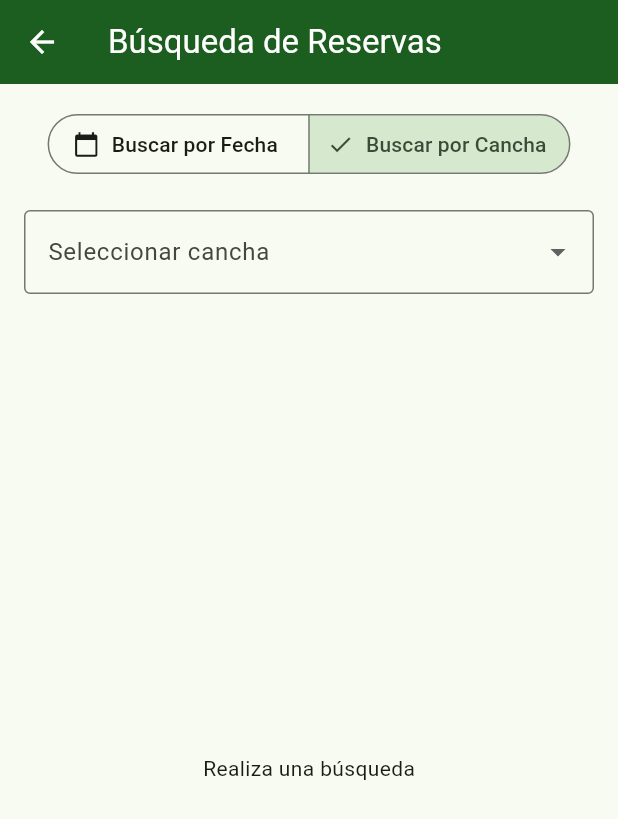
After one commit to jonhwick82/fierrofierro, a Flutter app: the PantallaBusqueda screen opened directly, after a tap on "Buscar por Cancha", on a phone screen of 412 x 824 dp. The commit adds this screen. Shown: the top 819 px of the screen. Run offline on Flutter 3.47's test engine with Material 3 defaults, Android fonts, the phone set to English and light mode, and no system bars; our stand-ins replace cloud_firestore, firebase_auth, firebase_core, google_sign_in; accounts and stored records are empty.

Commit message:
pantalla de busqueda

```diff
--- a/explicacion del desarrollo.txt
+++ b/explicacion del desarrollo.txt
@@ -14,6 +14,9 @@ Verifica disponibilidad en tiempo real
 Muestra historial de reservas personales
 Permite cancelar reservas existentes
 Características Técnicas
+
+tambien posee una pantalla de búsqueda que permite filtrar
+las reservar por dia y tambien por tipo de cancha
 
 Interfaz responsive
 Persistencia de datos con Firebase
@@ -32,7 +35,7 @@ Funcionalidades
 - Notificaciones push para recordatorios
 - Calificación de canchas
 
-- Filtros avanzados de búsqueda
+
 - Perfil de usuario personalizable
 
 
--- /dev/null
+++ b/lib/proyect/pantalla_busqueda.dart
@@ -0,0 +1,202 @@
+import 'package:flutter/material.dart';
+import 'package:cloud_firestore/cloud_firestore.dart';
+import 'package:intl/intl.dart';
+
+class PantallaBusqueda extends StatefulWidget {
+  const PantallaBusqueda({super.key});
+
+  @override
+  State<PantallaBusqueda> createState() => _PantallaBusquedaState();
+}
+
+class _PantallaBusquedaState extends State<PantallaBusqueda> {
+  DateTime? fechaSeleccionada;
+  String? canchaSeleccionada;
+  List<QueryDocumentSnapshot>? resultados;
+  bool isBuscandoPorFecha = true; // Para alternar entre búsqueda por fecha o cancha
+
+  final List<String> canchas = [
+    'Cancha 1 - Fútbol 5',
+    'Cancha 2 - Fútbol 8',
+    'Cancha 3 - Fútbol 11',
+  ];
+
+  Future<void> buscarPorFecha() async {
+    if (fechaSeleccionada == null) return;
+
+    try {
+      final fechaInicio = DateTime(
+        fechaSeleccionada!.year,
+        fechaSeleccionada!.month,
+        fechaSeleccionada!.day,
+      );
+
+      final fechaFin = fechaInicio.add(const Duration(days: 1));
+
+      final QuerySnapshot resultado = await FirebaseFirestore.instance
+          .collection('reservas')
+          .where('fecha', isGreaterThanOrEqualTo: Timestamp.fromDate(fechaInicio))
+          .where('fecha', isLessThan: Timestamp.fromDate(fechaFin))
+          .orderBy('fecha')
+          .orderBy('hora')
+          .get();
+
+      setState(() {
+        resultados = resultado.docs;
+      });
+    } catch (e) {
+      mostrarError('Error al buscar reservas: $e');
+    }
+  }
+
+  Future<void> buscarPorCancha() async {
+    if (canchaSeleccionada == null) return;
+
+    try {
+      // Consulta simplificada para reducir la necesidad de índices complejos
+      final QuerySnapshot resultado = await FirebaseFirestore.instance
+          .collection('reservas')
+          .where('cancha', isEqualTo: canchaSeleccionada)
+          .orderBy('fecha')
+          .get();
+
+      setState(() {
+        resultados = resultado.docs;
+      });
+    } catch (e) {
+      mostrarError('Error al buscar reservas: $e');
+    }
+  }
+
+  void mostrarError(String mensaje) {
+    ScaffoldMessenger.of(context).showSnackBar(
+      SnackBar(
+        content: Text(mensaje),
+        backgroundColor: Colors.red,
+      ),
+    );
+  }
+
+  @override
+  Widget build(BuildContext context) {
+    return Scaffold(
+      appBar: AppBar(
+        title: const Text('Búsqueda de Reservas'),
+      ),
+      body: Padding(
+        padding: const EdgeInsets.all(16.0),
+        child: Column(
+          children: [
+            // Toggle para cambiar entre búsqueda por fecha o cancha
+            SegmentedButton<bool>(
+              segments: const [
+                ButtonSegment(
+                  value: true,
+                  label: Text('Buscar por Fecha'),
+                  icon: Icon(Icons.calendar_today),
+                ),
+                ButtonSegment(
+                  value: false,
+                  label: Text('Buscar por Cancha'),
+                  icon: Icon(Icons.sports_soccer),
+                ),
+              ],
+              selected: {isBuscandoPorFecha},
+              onSelectionChanged: (Set<bool> newSelection) {
+                setState(() {
+                  isBuscandoPorFecha = newSelection.first;
+                  resultados = null; // Limpiar resultados anteriores
+                });
+              },
+            ),
+            const SizedBox(height: 20),
+
+            // Controles de búsqueda
+            if (isBuscandoPorFecha) ...[
+              ElevatedButton.icon(
+                onPressed: () async {
+                  final fecha = await showDatePicker(
+                    context: context,
+                    initialDate: DateTime.now(),
+                    firstDate: DateTime(2023),
+                    lastDate: DateTime(2026), // Cambiado a 2026 para permitir fechas futuras
+                  );
+                  if (fecha != null) {
+                    setState(() {
+                      fechaSeleccionada = fecha;
+                    });
+                    buscarPorFecha();
+                  }
+                },
+                icon: const Icon(Icons.calendar_today),
+                label: Text(
+                  fechaSeleccionada != null
+                      ? DateFormat('dd/MM/yyyy').format(fechaSeleccionada!)
+                      : 'Seleccionar fecha',
+                ),
+              ),
+            ] else ...[
+              DropdownButtonFormField<String>(
+                value: canchaSeleccionada,
+                decoration: const InputDecoration(
+                  labelText: 'Seleccionar cancha',
+                  border: OutlineInputBorder(),
+                ),
+                items: canchas.map((cancha) {
+                  return DropdownMenuItem(
+                    value: cancha,
+                    child: Text(cancha),
+                  );
+                }).toList(),
+                onChanged: (valor) {
+                  setState(() {
+                    canchaSeleccionada = valor;
+                  });
+                  if (valor != null) {
+                    buscarPorCancha();
+                  }
+                },
+              ),
+            ],
+
+            const SizedBox(height: 20),
+
+            // Resultados de la búsqueda
+            Expanded(
+              child: resultados == null
+                  ? const Center(
+                      child: Text('Realiza una búsqueda'),
+                    )
+                  : resultados!.isEmpty
+                      ? const Center(
+                          child: Text('No se encontraron reservas'),
+                        )
+                      : ListView.builder(
+                          itemCount: resultados!.length,
+                          itemBuilder: (context, index) {
+                            final reserva = resultados![index].data() as Map<String, dynamic>;
+                            final fecha = (reserva['fecha'] as Timestamp).toDate();
+
+                            return Card(
+                              child: ListTile(
+                                leading: const Icon(Icons.sports_soccer),
+                                title: Text(reserva['cancha']),
+                                subtitle: Column(
+                                  crossAxisAlignment: CrossAxisAlignment.start,
+                                  children: [
+                                    Text('Fecha: ${DateFormat('dd/MM/yyyy').format(fecha)}'),
+                                    Text('Hora: ${reserva['hora']} hs'),
+                                    Text('Usuario: ${reserva['userEmail']}'),
+                                  ],
+                                ),
+                              ),
+                            );
+                          },
+                        ),
+            ),
+          ],
+        ),
+      ),
+    );
+  }
+}
```
Also changed, not shown: lib/proyect/pantalla_reservas.dart (+13 -0 lines).
